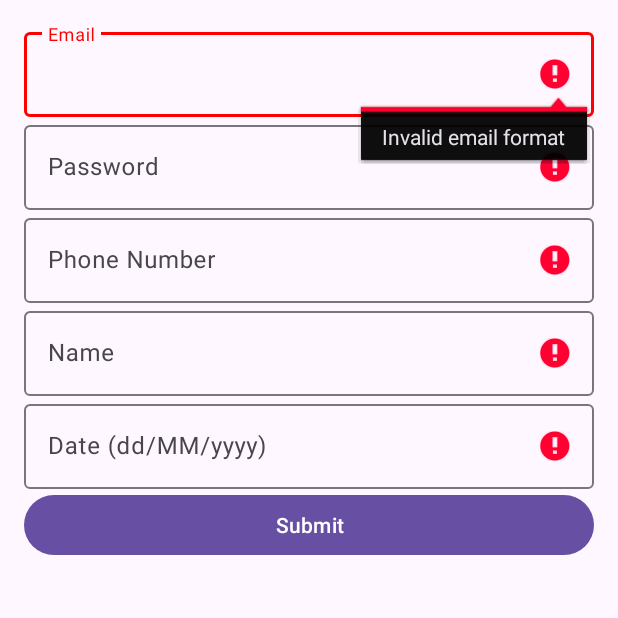
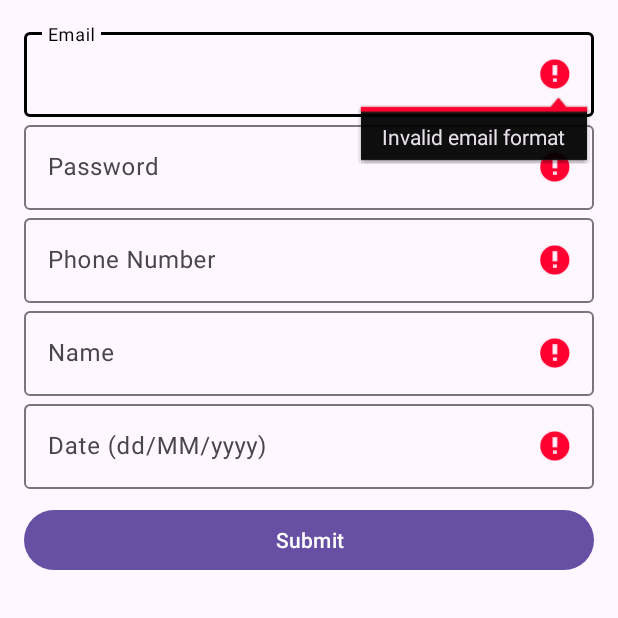
Before and after one commit to bendayaniv/ValidatorLibrary, an Android app: the screen it shows after launch (MainActivity), after a tap on "Submit", on a phone screen of 412 x 824 dp, the top half of it. Run offline under Robolectric (Android 15) with nearby library versions, the phone set to English and light mode, and no system bars.

Commit message:
Choose error and success colors, letters rule, Constants, listener on EditText before update version of library

```diff
--- a/app/build.gradle.kts
+++ b/app/build.gradle.kts
@@ -41,6 +41,6 @@ dependencies {
     androidTestImplementation(libs.ext.junit)
     androidTestImplementation(libs.espresso.core)
 
-//    implementation(project(":validator"))
-    implementation("com.github.bendayaniv:ValidatorLibrary:1.0.0")
+    implementation(project(":validator"))
+//    implementation("com.github.bendayaniv:ValidatorLibrary:1.0.0")
 }
--- a/app/src/main/java/com/example/validatorlibrary/MainActivity.java
+++ b/app/src/main/java/com/example/validatorlibrary/MainActivity.java
@@ -1,13 +1,15 @@
 package com.example.validatorlibrary;
 
-import android.annotation.SuppressLint;
+import android.graphics.Color;
 import android.os.Bundle;
 import android.widget.Button;
 import android.widget.Toast;
+
 import androidx.appcompat.app.AppCompatActivity;
+
 import com.example.validator.*;
 import com.example.validator.Rules.*;
-import com.google.android.material.textfield.TextInputLayout;
+import com.example.validator.Rules.Number;
 
 public class MainActivity extends AppCompatActivity {
 
@@ -22,19 +24,14 @@ public class MainActivity extends AppCompatActivity {
 //            return insets;
 //        });
 
-        TextInputLayout emailLayout = findViewById(R.id.emailLayout);
         CustomEditText emailEditText = findViewById(R.id.emailEditText);
 
-        TextInputLayout passwordLayout = findViewById(R.id.passwordLayout);
         CustomEditText passwordEditText = findViewById(R.id.passwordEditText);
 
-        TextInputLayout phoneLayout = findViewById(R.id.phoneLayout);
         CustomEditText phoneEditText = findViewById(R.id.phoneEditText);
 
-        TextInputLayout generalLayout = findViewById(R.id.generalLayout);
         CustomEditText nameEditText = findViewById(R.id.nameEditText);
 
-        TextInputLayout dateLayout = findViewById(R.id.dateLayout);
         CustomEditText dateEditText = findViewById(R.id.dateEditText);
 
         Button submitButton = findViewById(R.id.submitButton);
@@ -43,38 +40,53 @@ public class MainActivity extends AppCompatActivity {
 
         // Password validator
         GeneralTextValidator passwordValidator = new GeneralTextValidator();
-        passwordValidator.addValidationRule(new MinLengthValidationRule(8));
-        passwordValidator.addValidationRule(new MustContainLowerCaseValidationRule(1));
-        passwordValidator.addValidationRule(new MustContainUpperCaseValidationRule(1));
-        passwordValidator.addValidationRule(new MustContainNumberValidationRule(1));
-        passwordValidator.addValidationRule(new MustContainSpecialCharacterValidationRule(1));
 
-        validationManager.addField(passwordEditText, passwordValidator);
+        ValidationRule notEmptyRule = new ValidationRule() {
+            @Override
+            public boolean isValid(String input) {
+                return !input.isEmpty();
+            }
+
+            @Override
+            public String getErrorMessage() {
+                return "This field cannot be empty";
+            }
+        };
+        passwordValidator.addValidationRule(notEmptyRule);
+        passwordValidator.addValidationRule(new MinLength(8));
+        passwordValidator.addValidationRule(new MaxLength(10));
+        passwordValidator.addValidationRule(new ContainLowerCase(1));
+        passwordValidator.addValidationRule(new ContainUpperCase(1));
+        passwordValidator.addValidationRule(new ContainNumber(1));
+        passwordValidator.addValidationRule(new ContainSpecialCharacter(1));
+
+        validationManager.addField(passwordEditText, passwordValidator, Color.BLUE, Constants.SUCCESS);
 
         // Email validator
         GeneralTextValidator emailValidator = new GeneralTextValidator();
-        emailValidator.addValidationRule(new EmailValidationRule());
+        emailValidator.addValidationRule(new Email());
 
-        validationManager.addField(emailEditText, emailValidator);
+        validationManager.addField(emailEditText, emailValidator, Color.BLACK, Constants.ERROR);
 
         // Phone number validator
         GeneralTextValidator phoneValidator = new GeneralTextValidator();
-        phoneValidator.addValidationRule(new MinLengthValidationRule(10));
-        phoneValidator.addValidationRule(new MaxLengthValidationRule(10));
-        phoneValidator.addValidationRule(new MustBeNumberValidationRule());
+        phoneValidator.addValidationRule(new MinLength(10));
+        phoneValidator.addValidationRule(new MaxLength(10));
+        phoneValidator.addValidationRule(new Number());
 
         validationManager.addField(phoneEditText, phoneValidator);
 
         // Name validator
         GeneralTextValidator nameValidator = new GeneralTextValidator();
-        nameValidator.addValidationRule(new MinLengthValidationRule(3));
-        nameValidator.addValidationRule(new MaxLengthValidationRule(50));
+        nameValidator.addValidationRule(new MinLength(3));
+        nameValidator.addValidationRule(new MaxLength(50));
+        nameValidator.addValidationRule(new Letters());
 
         validationManager.addField(nameEditText, nameValidator);
 
         // Date validator
         GeneralTextValidator dateValidator = new GeneralTextValidator();
-        dateValidator.addValidationRule(new DateValidationRule("dd/mm/yyyy"));
+        dateValidator.addValidationRule(new Date("dd/mm/yyyy"));
 
         validationManager.addField(dateEditText, dateValidator);
 
--- a/app/src/main/res/layout/activity_main.xml
+++ b/app/src/main/res/layout/activity_main.xml
@@ -69,6 +69,7 @@
         android:id="@+id/submitButton"
         android:layout_width="match_parent"
         android:layout_height="wrap_content"
-        android:text="@string/submit" />
+        android:text="@string/submit"
+        android:layout_marginTop="10dp"/>
 
 </LinearLayout>
--- /dev/null
+++ b/validator/src/main/java/com/example/validator/Constants.java
@@ -0,0 +1,10 @@
+package com.example.validator;
+
+public class Constants {
+
+    public static final String ERROR = "ERROR";
+    public static final String SUCCESS = "SUCCESS";
+
+    public static final int DEFAULT_ERROR_COLOR = 0xFFFF0000; // Default error color (Red)
+    public static final int DEFAULT_SUCCESS_COLOR = 0xFF00FF00; // Default success color (Green);
+}
--- a/validator/src/main/java/com/example/validator/CustomEditText.java
+++ b/validator/src/main/java/com/example/validator/CustomEditText.java
@@ -3,6 +3,8 @@ package com.example.validator;
 import android.content.Context;
 import android.content.res.ColorStateList;
 import android.content.res.TypedArray;
+import android.text.Editable;
+import android.text.TextWatcher;
 import android.util.AttributeSet;
 
 import androidx.annotation.ColorInt;
@@ -15,8 +17,8 @@ import java.util.Objects;
 public class CustomEditText extends TextInputEditText {
 
     private Validator validator;
-    private int errorColor = 0xFFFF0000; // Default error color (Red)
-    private int successColor = 0xFF00FF00; // Default success color (Green)
+    private int errorColor;
+    private int successColor;
 
     public CustomEditText(Context context) {
         super(context);
@@ -44,6 +46,23 @@ public class CustomEditText extends TextInputEditText {
 
             a.recycle();
         }
+
+        addTextChangedListener(new TextWatcher() {
+            @Override
+            public void beforeTextChanged(CharSequence s, int start, int count, int after) {
+                // No action needed before text change
+            }
+
+            @Override
+            public void onTextChanged(CharSequence s, int start, int before, int count) {
+                // No action needed during text change
+            }
+
+            @Override
+            public void afterTextChanged(Editable s) {
+                validate();
+            }
+        });
     }
 
     public void setValidator(Validator validator) {
--- a/validator/src/main/java/com/example/validator/Rules/MustContainLowerCaseValidationRule.java
+++ b/validator/src/main/java/com/example/validator/Rules/ContainLowerCase.java
@@ -1,9 +1,9 @@
 package com.example.validator.Rules;
 
-public class MustContainLowerCaseValidationRule implements ValidationRule {
+public class ContainLowerCase implements ValidationRule {
     private final int minCount;
 
-    public MustContainLowerCaseValidationRule(int minCount) {
+    public ContainLowerCase(int minCount) {
         this.minCount = minCount;
     }
 
--- a/validator/src/main/java/com/example/validator/Rules/MustContainNumberValidationRule.java
+++ b/validator/src/main/java/com/example/validator/Rules/ContainNumber.java
@@ -1,9 +1,9 @@
 package com.example.validator.Rules;
 
-public class MustContainNumberValidationRule implements ValidationRule {
+public class ContainNumber implements ValidationRule {
     private final int minCount;
 
-    public MustContainNumberValidationRule(int minCount) {
+    public ContainNumber(int minCount) {
         this.minCount = minCount;
     }
 
--- a/validator/src/main/java/com/example/validator/Rules/MustContainSpecialCharacterValidationRule.java
+++ b/validator/src/main/java/com/example/validator/Rules/ContainSpecialCharacter.java
@@ -1,10 +1,10 @@
 package com.example.validator.Rules;
 
-public class MustContainSpecialCharacterValidationRule implements ValidationRule {
+public class ContainSpecialCharacter implements ValidationRule {
 
     private final int minCount;
 
-    public MustContainSpecialCharacterValidationRule(int minCount) {
+    public ContainSpecialCharacter(int minCount) {
         this.minCount = minCount;
     }
 
--- a/validator/src/main/java/com/example/validator/Rules/MustContainUpperCaseValidationRule.java
+++ b/validator/src/main/java/com/example/validator/Rules/ContainUpperCase.java
@@ -1,9 +1,9 @@
 package com.example.validator.Rules;
 
-public class MustContainUpperCaseValidationRule implements ValidationRule {
+public class ContainUpperCase implements ValidationRule {
     private final int minCount;
 
-    public MustContainUpperCaseValidationRule(int minCount) {
+    public ContainUpperCase(int minCount) {
         this.minCount = minCount;
     }
 
--- a/validator/src/main/java/com/example/validator/Rules/DateValidationRule.java
+++ b/validator/src/main/java/com/example/validator/Rules/Date.java
@@ -4,12 +4,12 @@ import java.text.ParseException;
 import java.text.SimpleDateFormat;
 import java.util.Locale;
 
-public class DateValidationRule implements ValidationRule {
+public class Date implements ValidationRule {
 
     private final String dateFormat;
     private String errorMessage;
 
-    public DateValidationRule(String dateFormat) {
+    public Date(String dateFormat) {
         this.dateFormat = dateFormat;
         this.errorMessage = "Invalid date format. Please use " + dateFormat;
     }
--- a/validator/src/main/java/com/example/validator/Rules/EmailValidationRule.java
+++ b/validator/src/main/java/com/example/validator/Rules/Email.java
@@ -1,6 +1,6 @@
 package com.example.validator.Rules;
 
-public class EmailValidationRule implements ValidationRule {
+public class Email implements ValidationRule {
     private static final String EMAIL_PATTERN =
             "[a-zA-Z0-9._%+-]+@[a-zA-Z0-9.-]+\\.[a-zA-Z]{2,}";
 
--- a/validator/src/main/java/com/example/validator/Rules/MustBeNumberValidationRule.java
+++ b/validator/src/main/java/com/example/validator/Rules/Letters.java
@@ -1,13 +1,13 @@
 package com.example.validator.Rules;
 
-public class MustBeNumberValidationRule implements ValidationRule {
+public class Letters implements ValidationRule {
     @Override
     public boolean isValid(String input) {
-        return input.matches("^\\d+$");
+        return input.matches("[a-zA-Z ]+");
     }
 
     @Override
     public String getErrorMessage() {
-        return "Input must be a number";
+        return "Can only contain letters";
     }
 }
--- a/validator/src/main/java/com/example/validator/Rules/MaxLengthValidationRule.java
+++ b/validator/src/main/java/com/example/validator/Rules/MaxLength.java
@@ -1,9 +1,9 @@
 package com.example.validator.Rules;
 
-public class MaxLengthValidationRule implements ValidationRule {
+public class MaxLength implements ValidationRule {
     private final int maxLength;
 
-    public MaxLengthValidationRule(int maxLength) {
+    public MaxLength(int maxLength) {
         this.maxLength = maxLength;
     }
 
--- a/validator/src/main/java/com/example/validator/Rules/MinLengthValidationRule.java
+++ b/validator/src/main/java/com/example/validator/Rules/MinLength.java
@@ -1,9 +1,9 @@
 package com.example.validator.Rules;
 
-public class MinLengthValidationRule implements ValidationRule {
+public class MinLength implements ValidationRule {
     private final int minLength;
 
-    public MinLengthValidationRule(int minLength) {
+    public MinLength(int minLength) {
         this.minLength = minLength;
     }
 
--- /dev/null
+++ b/validator/src/main/java/com/example/validator/Rules/Number.java
@@ -0,0 +1,13 @@
+package com.example.validator.Rules;
+
+public class Number implements ValidationRule {
+    @Override
+    public boolean isValid(String input) {
+        return input.matches("^\\d+$");
+    }
+
+    @Override
+    public String getErrorMessage() {
+        return "Input must be a number";
+    }
+}
--- a/validator/src/main/java/com/example/validator/Rules/UrlValidationRule.java
+++ b/validator/src/main/java/com/example/validator/Rules/Url.java
@@ -2,7 +2,7 @@ package com.example.validator.Rules;
 
 import android.webkit.URLUtil;
 
-public class UrlValidationRule implements ValidationRule {
+public class Url implements ValidationRule {
     @Override
     public boolean isValid(String input) {
         // Check if input is a valid URL using Android's URLUtil
--- a/validator/src/main/java/com/example/validator/ValidationManager.java
+++ b/validator/src/main/java/com/example/validator/ValidationManager.java
@@ -1,4 +1,6 @@
 package com.example.validator;
+
+import androidx.annotation.ColorInt;
 
 import java.util.ArrayList;
 import java.util.List;
@@ -7,9 +9,23 @@ public class ValidationManager {
 
     private final List<CustomEditText> fields = new ArrayList<>();
 
+    public void addField(CustomEditText field, Validator validator, @ColorInt int errorColor, @ColorInt int successColor) {
+        field.setValidator(validator);
+        field.setErrorColor(errorColor);
+        field.setSuccessColor(successColor);
+        fields.add(field);
+    }
+
+    public void addField(CustomEditText field, Validator validator, @ColorInt int color, String type) {
+        if (type.contains(Constants.ERROR)) {
+            addField(field, validator, color, Constants.DEFAULT_SUCCESS_COLOR);
+        } else if (type.contains(Constants.SUCCESS)) {
+            addField(field, validator, Constants.DEFAULT_ERROR_COLOR, color);
+        }
+    }
+
     public void addField(CustomEditText field, Validator validator) {
-        field.setValidator(validator);
-        fields.add(field);
+        addField(field, validator, Constants.DEFAULT_ERROR_COLOR, Constants.DEFAULT_SUCCESS_COLOR);
     }
 
     public boolean validate() {
@@ -21,5 +37,4 @@ public class ValidationManager {
         }
         return allFieldsValid;
     }
-
 }
```
